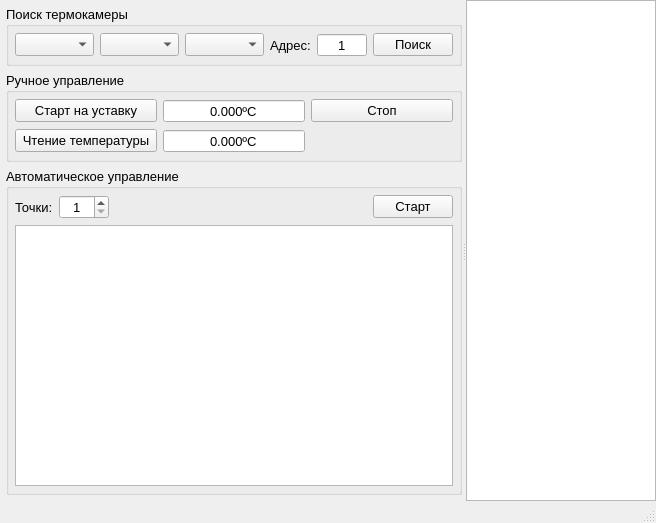
This is mainwindow.ui in XRay3D/ThermCtrl as Qt 5 draws it before an edit. The edited form follows.
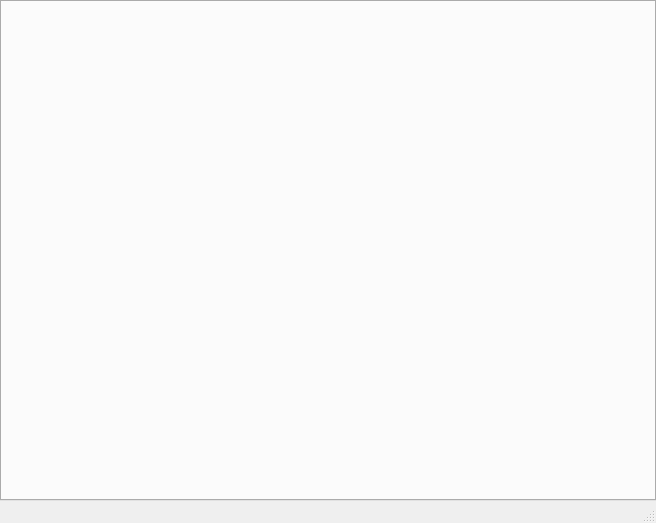
This is the edited form. Icons and pictures are not drawn. Custom widgets are drawn as their Qt base class.

Commit message: Управление перенесено во вкладки

Patch:
```diff
--- a/mainwindow.ui
+++ b/mainwindow.ui
@@ -37,292 +37,7 @@
       <property name="orientation">
        <enum>Qt::Horizontal</enum>
       </property>
-      <widget class="QWidget" name="layoutWidget">
-       <layout class="QVBoxLayout" name="verticalLayout" stretch="0,0,1">
-        <property name="leftMargin">
-         <number>6</number>
-        </property>
-        <property name="topMargin">
-         <number>6</number>
-        </property>
-        <property name="rightMargin">
-         <number>0</number>
-        </property>
-        <property name="bottomMargin">
-         <number>6</number>
-        </property>
-        <item>
-         <widget class="QGroupBox" name="grbxConnection">
-          <property name="enabled">
-           <bool>true</bool>
-          </property>
-          <property name="title">
-           <string>Поиск термокамеры</string>
-          </property>
-          <layout class="QHBoxLayout" name="horizontalLayout">
-           <property name="leftMargin">
-            <number>6</number>
-           </property>
-           <property name="topMargin">
-            <number>6</number>
-           </property>
-           <property name="rightMargin">
-            <number>6</number>
-           </property>
-           <property name="bottomMargin">
-            <number>6</number>
-           </property>
-           <item>
-            <widget class="QComboBox" name="cbxPort"/>
-           </item>
-           <item>
-            <widget class="QComboBox" name="cbxBaud"/>
-           </item>
-           <item>
-            <widget class="QComboBox" name="cbxDevice"/>
-           </item>
-           <item>
-            <widget class="QLabel" name="label">
-             <property name="sizePolicy">
-              <sizepolicy hsizetype="Maximum" vsizetype="Preferred">
-               <horstretch>0</horstretch>
-               <verstretch>0</verstretch>
-              </sizepolicy>
-             </property>
-             <property name="text">
-              <string>Адрес:</string>
-             </property>
-            </widget>
-           </item>
-           <item>
-            <widget class="QSpinBox" name="sbxAddress">
-             <property name="minimumSize">
-              <size>
-               <width>50</width>
-               <height>0</height>
-              </size>
-             </property>
-             <property name="alignment">
-              <set>Qt::AlignCenter</set>
-             </property>
-             <property name="buttonSymbols">
-              <enum>QAbstractSpinBox::NoButtons</enum>
-             </property>
-             <property name="minimum">
-              <number>1</number>
-             </property>
-             <property name="maximum">
-              <number>255</number>
-             </property>
-             <property name="singleStep">
-              <number>1</number>
-             </property>
-            </widget>
-           </item>
-           <item>
-            <widget class="QPushButton" name="pbFind">
-             <property name="text">
-              <string>Поиск</string>
-             </property>
-             <property name="icon">
-              <iconset resource="rc.qrc">
-               <normaloff>:/res/edit-find.svg</normaloff>:/res/edit-find.svg</iconset>
-             </property>
-            </widget>
-           </item>
-          </layout>
-         </widget>
-        </item>
-        <item>
-         <widget class="QGroupBox" name="grbxMan">
-          <property name="enabled">
-           <bool>true</bool>
-          </property>
-          <property name="title">
-           <string>Ручное управление</string>
-          </property>
-          <layout class="QGridLayout" name="gridLayout">
-           <property name="leftMargin">
-            <number>6</number>
-           </property>
-           <property name="topMargin">
-            <number>6</number>
-           </property>
-           <property name="rightMargin">
-            <number>6</number>
-           </property>
-           <property name="bottomMargin">
-            <number>6</number>
-           </property>
-           <item row="0" column="1">
-            <widget class="DoubleSpinBox" name="dsbxSetPoint">
-             <property name="alignment">
-              <set>Qt::AlignCenter</set>
-             </property>
-             <property name="buttonSymbols">
-              <enum>QAbstractSpinBox::NoButtons</enum>
-             </property>
-             <property name="suffix">
-              <string>ºC</string>
-             </property>
-             <property name="decimals">
-              <number>3</number>
-             </property>
-             <property name="minimum">
-              <double>-999.000000000000000</double>
-             </property>
-             <property name="maximum">
-              <double>999.000000000000000</double>
-             </property>
-            </widget>
-           </item>
-           <item row="0" column="0">
-            <widget class="QPushButton" name="pbtnManStart">
-             <property name="text">
-              <string>Старт на уставку</string>
-             </property>
-             <property name="icon">
-              <iconset resource="rc.qrc">
-               <normaloff>:/res/media-playback-start.svg</normaloff>:/res/media-playback-start.svg</iconset>
-             </property>
-             <property name="checkable">
-              <bool>false</bool>
-             </property>
-            </widget>
-           </item>
-           <item row="1" column="0">
-            <widget class="QPushButton" name="pbtnManReadTemp">
-             <property name="text">
-              <string>Чтение температуры</string>
-             </property>
-             <property name="icon">
-              <iconset resource="rc.qrc">
-               <normaloff>:/res/media-record.svg</normaloff>:/res/media-record.svg</iconset>
-             </property>
-            </widget>
-           </item>
-           <item row="1" column="1">
-            <widget class="QDoubleSpinBox" name="dsbxReadTemp">
-             <property name="alignment">
-              <set>Qt::AlignCenter</set>
-             </property>
-             <property name="readOnly">
-              <bool>true</bool>
-             </property>
-             <property name="buttonSymbols">
-              <enum>QAbstractSpinBox::NoButtons</enum>
-             </property>
-             <property name="suffix">
-              <string>ºC</string>
-             </property>
-             <property name="decimals">
-              <number>3</number>
-             </property>
-             <property name="minimum">
-              <double>-999.000000000000000</double>
-             </property>
-             <property name="maximum">
-              <double>999.000000000000000</double>
-             </property>
-            </widget>
-           </item>
-           <item row="0" column="2">
-            <widget class="QPushButton" name="pbtnManStop">
-             <property name="text">
-              <string>Стоп</string>
-             </property>
-             <property name="icon">
-              <iconset resource="rc.qrc">
-               <normaloff>:/res/media-playback-stop.svg</normaloff>:/res/media-playback-stop.svg</iconset>
-             </property>
-            </widget>
-           </item>
-          </layout>
-         </widget>
-        </item>
-        <item>
-         <widget class="QGroupBox" name="grbxAuto">
-          <property name="enabled">
-           <bool>true</bool>
-          </property>
-          <property name="title">
-           <string>Автоматическое управление</string>
-          </property>
-          <layout class="QGridLayout" name="gridLayout_2" rowstretch="0,1">
-           <property name="leftMargin">
-            <number>6</number>
-           </property>
-           <property name="topMargin">
-            <number>6</number>
-           </property>
-           <property name="rightMargin">
-            <number>6</number>
-           </property>
-           <property name="bottomMargin">
-            <number>6</number>
-           </property>
-           <item row="0" column="0">
-            <widget class="QLabel" name="label_2">
-             <property name="text">
-              <string>Точки:</string>
-             </property>
-            </widget>
-           </item>
-           <item row="0" column="1">
-            <widget class="QSpinBox" name="sbxPoints">
-             <property name="minimumSize">
-              <size>
-               <width>50</width>
-               <height>0</height>
-              </size>
-             </property>
-             <property name="alignment">
-              <set>Qt::AlignCenter</set>
-             </property>
-             <property name="minimum">
-              <number>1</number>
-             </property>
-             <property name="maximum">
-              <number>100</number>
-             </property>
-            </widget>
-           </item>
-           <item row="0" column="2">
-            <spacer name="horizontalSpacer">
-             <property name="orientation">
-              <enum>Qt::Horizontal</enum>
-             </property>
-             <property name="sizeHint" stdset="0">
-              <size>
-               <width>40</width>
-               <height>20</height>
-              </size>
-             </property>
-            </spacer>
-           </item>
-           <item row="0" column="3">
-            <widget class="QPushButton" name="pbtnAutoStartStop">
-             <property name="text">
-              <string>Старт</string>
-             </property>
-             <property name="icon">
-              <iconset resource="rc.qrc">
-               <normaloff>:/res/media-playback-start.svg</normaloff>:/res/media-playback-start.svg</iconset>
-             </property>
-             <property name="checkable">
-              <bool>true</bool>
-             </property>
-            </widget>
-           </item>
-           <item row="1" column="0" colspan="4">
-            <widget class="QTableView" name="twPoints"/>
-           </item>
-          </layout>
-         </widget>
-        </item>
-       </layout>
-      </widget>
-      <widget class="ChartView" name="chartView"/>
+      <widget class="QTabWidget" name="tabWidget"/>
      </widget>
     </item>
    </layout>
@@ -339,20 +54,6 @@
   </widget>
   <widget class="QStatusBar" name="statusbar"/>
  </widget>
- <customwidgets>
-  <customwidget>
-   <class>ChartView</class>
-   <extends>QGraphicsView</extends>
-   <header>chartview.h</header>
-  </customwidget>
-  <customwidget>
-   <class>DoubleSpinBox</class>
-   <extends>QDoubleSpinBox</extends>
-   <header>doublespinbox.h</header>
-  </customwidget>
- </customwidgets>
- <resources>
-  <include location="rc.qrc"/>
- </resources>
+ <resources/>
  <connections/>
 </ui>
```
The commit also changes 9 other files.
